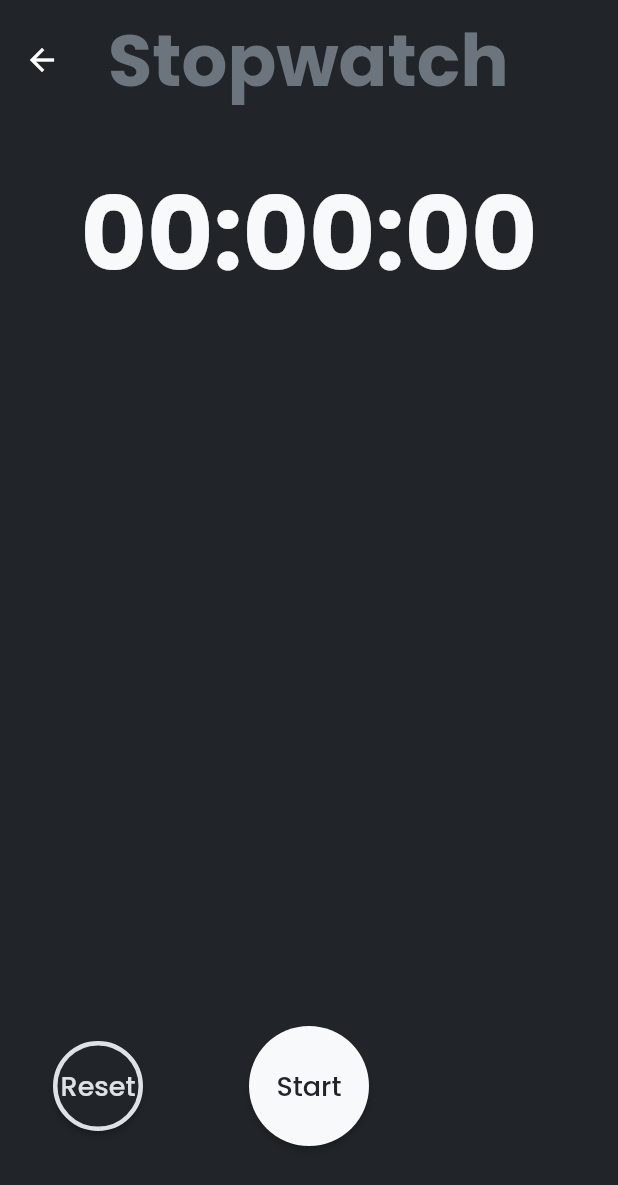
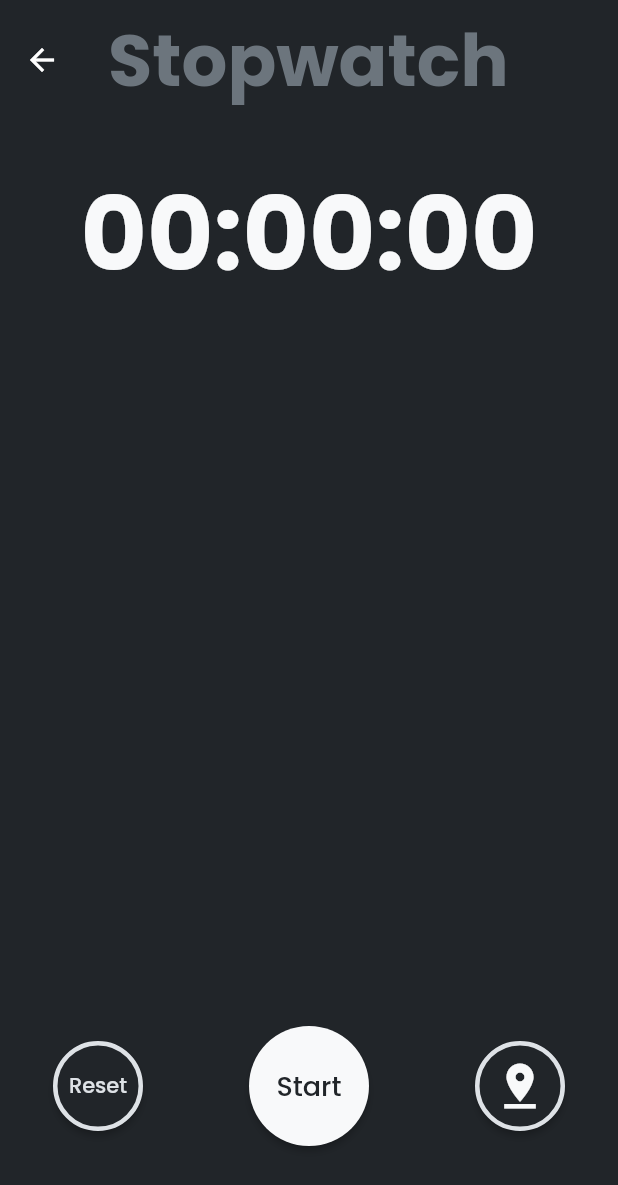
Before and after one commit to alpiez/ruunr, a Flutter app: the StopwatchScreen screen opened directly, on a phone screen of 412 x 824 dp. Shown: the top 1185 px of the screen. Run offline on Flutter 3.47's test engine with Material 2 defaults, Android fonts, the phone set to English and light mode, and no system bars; our stand-ins replace cloud_firestore, firebase_auth, firebase_core, geolocator, google_maps_flutter, shared_preferences; accounts and stored records are empty.

```diff
--- a/lib/main.dart
+++ b/lib/main.dart
@@ -6,6 +6,7 @@ import 'package:ruunr/all_runs.dart';
 import 'package:ruunr/models/runs.dart';
 import 'package:ruunr/ruunr_icons.dart';
 import 'package:ruunr/screens/home_screen.dart';
+import 'package:ruunr/screens/map_tracking_screen.dart';
 import 'package:ruunr/screens/monthly_runs_detail_screen.dart';
 import 'package:ruunr/screens/runs_data_detail_screen.dart';
 import 'package:ruunr/screens/runs_edit_screen.dart';
@@ -79,6 +80,8 @@ class MyApp extends StatelessWidget {
               EditRunsScreen.routeName: (context) => EditRunsScreen(),
               RunsScreen.routeName: (context) => RunsScreen(),
               MainScreen.routeName: (context) => MainScreen(),
+
+              MapTrackingScreen.routeName: (context) => MapTrackingScreen(),
 
               // HomeScreen.routeName: (context) => HomeScreen(),
               // StopwatchScreen.routeName: (context) => StopwatchScreen(),
--- a/lib/screens/stopwatch_screen.dart
+++ b/lib/screens/stopwatch_screen.dart
@@ -4,6 +4,7 @@ import 'dart:convert';
 import 'package:flutter/material.dart';
 import 'package:ruunr/all_runs.dart';
 import 'package:ruunr/models/laps.dart';
+import 'package:ruunr/screens/map_tracking_screen.dart';
 import 'package:ruunr/screens/stopwatch_save_screen.dart';
 import 'package:shared_preferences/shared_preferences.dart';
 
@@ -206,7 +207,7 @@ class _StopwatchScreenState extends State<StopwatchScreen> {
               children: [
                 ElevatedButton(
                   onPressed: () { (!started) ? resetTimer() : lapRun(); },
-                  child: Container(child: Text((!started) ? "Reset" : "Lap", style: const TextStyle(color: Color(0xffDEE2E6), fontWeight: FontWeight.w500, fontSize: 18)), width: 60, height: 60, alignment: Alignment.center),
+                  child: Container(child: Text((!started) ? "Reset" : "Lap", style: const TextStyle(color: Color(0xffDEE2E6), fontWeight: FontWeight.w500, fontSize: 14)), width: 60, height: 60, alignment: Alignment.center),
                   style: ElevatedButton.styleFrom(
                     primary: const Color(0xff212529),
                     shape: RoundedRectangleBorder(
@@ -230,7 +231,7 @@ class _StopwatchScreenState extends State<StopwatchScreen> {
                 ),
                 AnimatedSwitcher(
                   duration: const Duration(milliseconds: 100),
-                  child: (!started) ? (laps.isNotEmpty) ?
+                  child: /*(!started)*/ (started) ? (laps.isNotEmpty) ? //TODO: Remembered to change back this line
                   ElevatedButton(
                     onPressed: () { Navigator.pushNamed(context, SaveStopwatchScreen.routeName, arguments: laps); savePrefs(); },
                     child: Container(child: const Text("Save", style: TextStyle(color: Color(0xffDEE2E6), fontWeight: FontWeight.w500, fontSize: 18)), width: 60, height: 60, alignment: Alignment.center),
@@ -243,7 +244,20 @@ class _StopwatchScreenState extends State<StopwatchScreen> {
                       padding: EdgeInsets.zero,
                       minimumSize: Size.zero
                     ),
-                  ) : const SizedBox(width: 60) : const SizedBox(width: 60),
+                  ) : const SizedBox(width: 60) :
+                  ElevatedButton(
+                    onPressed: () { Navigator.pushNamed(context, MapTrackingScreen.routeName);},
+                    child: Container(child: const Icon(Icons.pin_drop, color: Color(0xffF8F9FA), size: 36), width: 60, height: 60, alignment: Alignment.center),
+                    style: ElevatedButton.styleFrom(
+                      primary: const Color(0xff212529),
+                      shape: RoundedRectangleBorder(
+                        borderRadius: BorderRadius.circular(40),
+                        side: const BorderSide(width: 3, color: Color(0xffDEE2E6)),
+                      ),
+                      padding: EdgeInsets.zero,
+                      minimumSize: Size.zero
+                    ),
+                  ),
                 )
               ],
             ),
--- a/pubspec.yaml
+++ b/pubspec.yaml
@@ -40,6 +40,8 @@ dependencies:
   firebase_core: ^1.19.2
   cloud_firestore: ^3.3.0
   firebase_auth: ^3.4.2
+  google_maps_flutter: ^2.1.10
+  geolocator: ^9.0.1
 
 dev_dependencies:
   flutter_test:
```
Also changed, not shown: lib/screens/map_tracking_screen.dart (added, +151 -0 lines), pubspec.lock, 2 other files.
